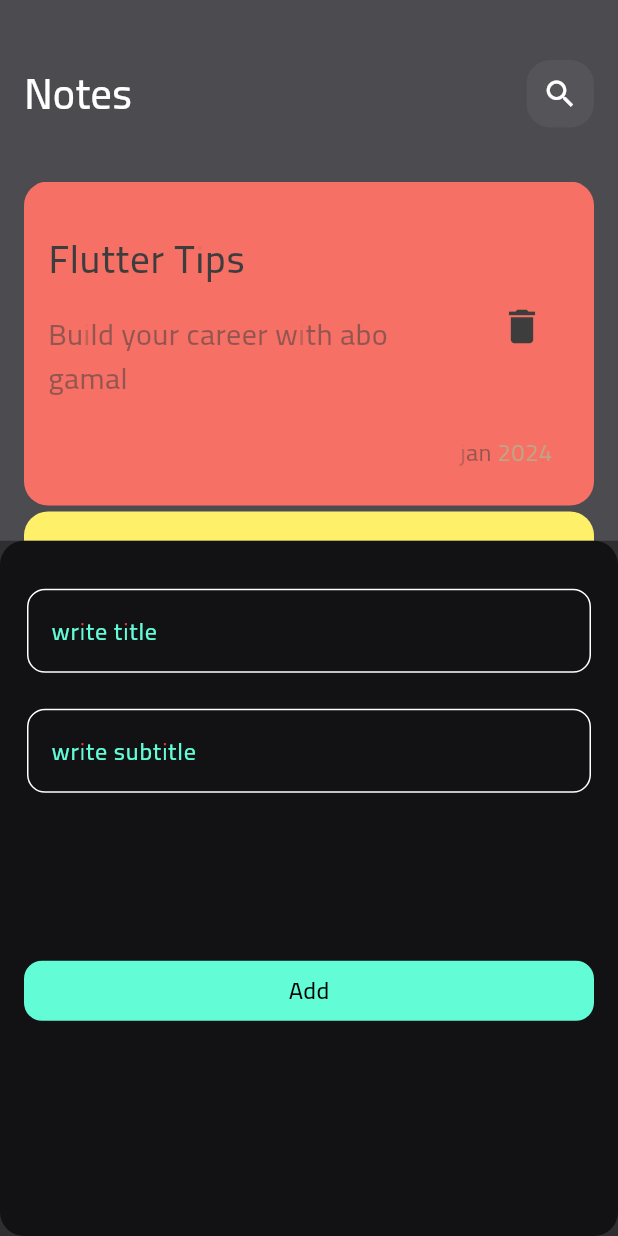
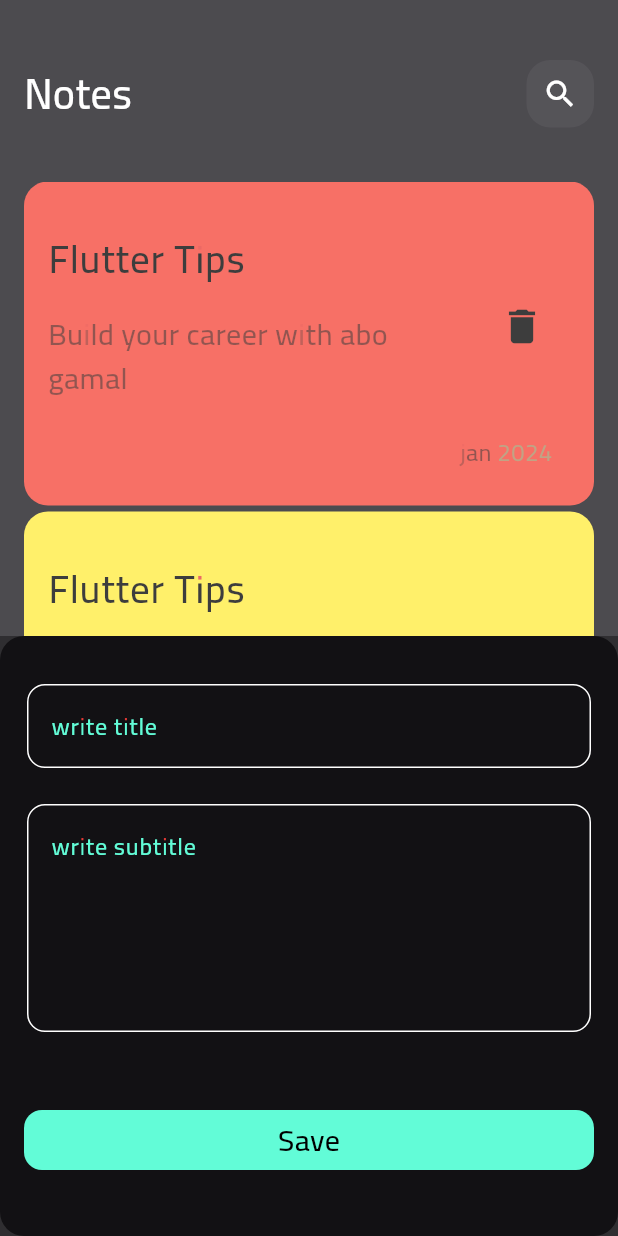
Before and after one commit to Mohamedgamaal16/notes_app, a Flutter app: the screen it shows after launch, after a tap on the "add" icon, on a phone screen of 412 x 824 dp. Run offline on Flutter 3.47's test engine with Material 3 defaults, Android fonts, the phone set to English and light mode, and no system bars.

```diff
--- a/lib/views/notes_view.dart
+++ b/lib/views/notes_view.dart
@@ -1,6 +1,6 @@
 import 'package:flutter/material.dart';
+import 'package:notes_app_gemy/constans.dart';
 import 'package:notes_app_gemy/views/widgets/add_notes_bottom_sheet.dart';
-
 import 'package:notes_app_gemy/views/widgets/notes_views_body.dart';
 
 class NotesView extends StatelessWidget {
@@ -12,7 +12,7 @@
       floatingActionButton: FloatingActionButton(
         onPressed: () {
           showModalBottomSheet(
-            barrierColor: Colors.white24,
+              barrierColor: Colors.white24,
               shape: RoundedRectangleBorder(
                   borderRadius: BorderRadius.circular(16)),
               context: context,
@@ -21,8 +21,8 @@
               });
         },
         shape: const CircleBorder(),
-        backgroundColor: Colors.amber,
-        child: const Icon(Icons.add),
+        backgroundColor: kPrimaryColor,
+        child: const Icon(Icons.add,color: Colors.black,),
       ),
       body: const NotesViewBody(),
     );
--- a/lib/views/widgets/add_notes_bottom_sheet.dart
+++ b/lib/views/widgets/add_notes_bottom_sheet.dart
@@ -8,18 +8,19 @@
   @override
   Widget build(BuildContext context) {
     return Container(
+      height: 400,
       decoration: const BoxDecoration(color: Colors.black38),
       child: Padding(
         padding: const EdgeInsets.symmetric(horizontal:16.0),
-        child: Column(
+        child: ListView(
           children: [
             const SizedBox(height: 20),
             CustomTextfield(hintname: 'write title'),
-            CustomTextfield(hintname: 'write subtitle'),
+            CustomTextfield(hintname: 'write subtitle',maxLines: 5,),
             const SizedBox(
-              height: 100,
+              height: 40,
             ),
-            CustomButton(buttonName: 'Add')
+            CustomButton(buttonName: 'Save',onTap: (){},)
           ],
         ),
       ),
--- a/lib/views/widgets/custom_app_bar.dart
+++ b/lib/views/widgets/custom_app_bar.dart
@@ -2,19 +2,20 @@
 import 'package:notes_app_gemy/views/widgets/custom_search_icon.dart';
 
 class CustomAppBar extends StatelessWidget {
-  const CustomAppBar({super.key});
-
+  const CustomAppBar({super.key,required this.title, required this.icon });
+final String title ;
+final IconData icon ;
   @override
   Widget build(BuildContext context) {
-    return const Row(
+    return  Row(
       children: [
-        Text('Notes',
-            style: TextStyle(
+        Text(title,
+            style: const TextStyle(
               color: Colors.white,
               fontSize: 28,
             )),
-        Spacer(),
-        CustomSearchIcon(),
+        const Spacer(),
+         CustomSearchIcon(icon: icon),
       ],
     );
   }
--- a/lib/views/widgets/custom_button.dart
+++ b/lib/views/widgets/custom_button.dart
@@ -3,14 +3,15 @@
 
 // ignore: must_be_immutable
 class CustomButton extends StatelessWidget {
-   CustomButton({  this.onTap, required this.buttonName});
+   const CustomButton({super.key,   this.onTap, required this.buttonName});
   final String buttonName;
-  VoidCallback? onTap;
+ final VoidCallback? onTap;
   @override
   Widget build(BuildContext context) {
     return GestureDetector(
       onTap: onTap,
       child: Container(
+        width: MediaQuery.of(context).size.width,
         height: 40,
         decoration: BoxDecoration(
           borderRadius: BorderRadius.circular(12),
@@ -20,7 +21,7 @@
           child: Text(
             buttonName,
             style: const TextStyle(
-              fontSize: 16,color: Colors.black
+              fontSize: 20,color: Colors.black
             ),
           ),
         ),
--- a/lib/views/widgets/custom_search_icon.dart
+++ b/lib/views/widgets/custom_search_icon.dart
@@ -1,14 +1,14 @@
 import 'package:flutter/material.dart';
 
 class CustomSearchIcon extends StatelessWidget {
-  const CustomSearchIcon({super.key});
-
+  const CustomSearchIcon({super.key, required this.icon});
+ final IconData icon ;
   @override
   Widget build(BuildContext context) {
     return Container(
       height: 45,
       width: 45,
-      child: const Center(child: Icon(Icons.search)),
+      child:  Center(child: Icon(icon)),
       decoration: BoxDecoration(
         borderRadius: BorderRadius.circular(16),
         color: Colors.white.withOpacity(.05),
--- a/lib/views/widgets/custom_text_field.dart
+++ b/lib/views/widgets/custom_text_field.dart
@@ -7,7 +7,9 @@
       {super.key,
       required this.hintname,
       this.onChange,
-      this.obscureText = false});
+      this.obscureText = false,this.maxLines = 1});
+
+      final int maxLines ;
   final String hintname;
   bool obscureText;
   Function(String)? onChange;
@@ -16,6 +18,7 @@
     return Padding(
       padding: const EdgeInsets.symmetric(vertical: 12, horizontal: 2),
       child: TextField(
+        maxLines: maxLines,
         obscureText: obscureText,
         onChanged: onChange,
         decoration: InputDecoration(
--- a/lib/views/widgets/note_item.dart
+++ b/lib/views/widgets/note_item.dart
@@ -1,4 +1,5 @@
 import 'package:flutter/material.dart';
+import 'package:notes_app_gemy/views/edit_note_view.dart';
 
 class NoteItem extends StatelessWidget {
   const NoteItem({super.key, required this.colorData});
@@ -7,6 +8,12 @@
   Widget build(BuildContext context) {
     return Padding(
       padding: const EdgeInsets.only(bottom: 4.0),
+      child: GestureDetector(
+        onTap: () {
+          Navigator.push(context, MaterialPageRoute(builder: (context){
+            return const EditNoteView() ;
+          }));
+        },
         child: Container(
           padding: const EdgeInsets.only(left: 16, top: 24, bottom: 24, right: 24),
           decoration: BoxDecoration(
@@ -44,6 +51,7 @@
             ],
           ),
         ),
+      ),
     );
   }
 }
--- a/lib/views/widgets/notes_views_body.dart
+++ b/lib/views/widgets/notes_views_body.dart
@@ -14,7 +14,7 @@
           SizedBox(
             height: 40,
           ),
-          CustomAppBar(),
+          CustomAppBar(title: 'Notes',icon: Icons.search,),
           SizedBox(
             height: 20,
           ),
```
Also changed, not shown: lib/models/note_model.dart (added, +12 -0 lines), lib/views/edit_note_view.dart (added, +14 -0 lines), lib/views/widgets/edit_note_view_body.dart (added, +33 -0 lines). Lines whose indentation alone changed are shown as unchanged.
